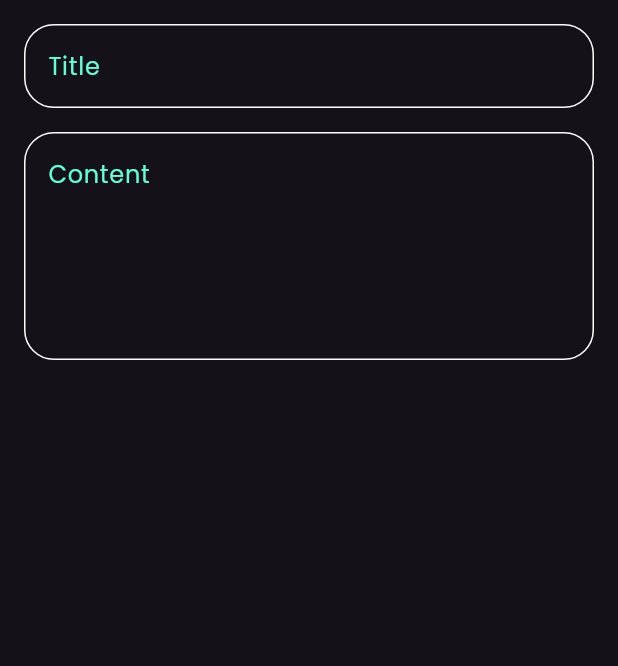
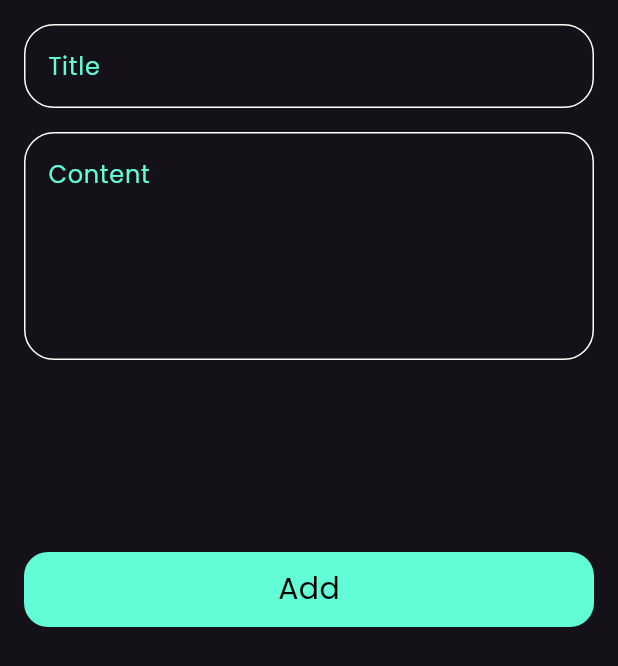
Before and after one commit to ahmed3ab3al/notes_app, a Flutter app: the CustomNoteSheet widget shown alone on an empty page, opened directly, on a phone screen of 412 x 824 dp. Shown: the top 666 px of the screen. Run offline on Flutter 3.47's test engine with Material 3 defaults, Android fonts, the phone set to English and light mode, and no system bars; our stand-ins replace font_awesome_flutter.

Commit message:
finish sheet

```diff
--- /dev/null
+++ b/lib/features/home/presentation/views/widgets/custom_Button.dart
@@ -0,0 +1,23 @@
+import 'package:flutter/material.dart';
+import 'package:notes_app/core/utils/colors.dart';
+
+class CustomButton extends StatelessWidget {
+  const CustomButton({super.key});
+
+  @override
+  Widget build(BuildContext context) {
+    return Container(
+      height: 50,
+      decoration: BoxDecoration(
+        color: AppColors.primary,
+        borderRadius: BorderRadius.circular(16),
+      ),
+      child: const Center(
+        child: Text(
+          'Add',
+          style: TextStyle(color: Colors.black, fontSize: 20),
+        ),
+      ),
+    );
+  }
+}
--- a/lib/features/home/presentation/views/widgets/custom_note_sheet.dart
+++ b/lib/features/home/presentation/views/widgets/custom_note_sheet.dart
@@ -1,5 +1,6 @@
 import 'package:flutter/material.dart';
 import 'package:notes_app/core/widgets/custom_text_form_field.dart';
+import 'package:notes_app/features/home/presentation/views/widgets/custom_Button.dart';
 
 class CustomNoteSheet extends StatelessWidget {
   const CustomNoteSheet({super.key});
@@ -8,6 +9,7 @@ class CustomNoteSheet extends StatelessWidget {
   Widget build(BuildContext context) {
     return const Padding(
         padding: EdgeInsets.symmetric(horizontal: 16),
+        child: SingleChildScrollView(
           child: Column(
             children: [
               SizedBox(
@@ -20,8 +22,16 @@ class CustomNoteSheet extends StatelessWidget {
               CustomTextFormField(
                 hintText: 'Content',
                 maxLines: 5,
-            )
+              ),
+              SizedBox(
+                height: 128,
+              ),
+              CustomButton(),
+              SizedBox(
+                height: 32,
+              ),
             ],
+          ),
         ));
   }
 }
```
Lines whose indentation alone changed are shown as unchanged.
